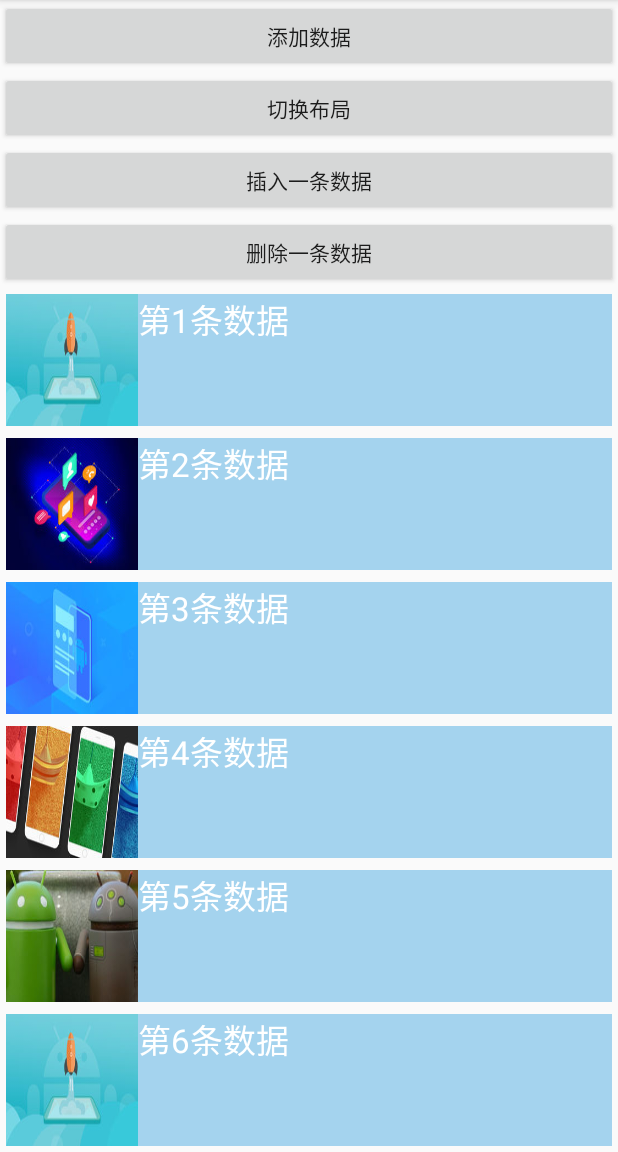
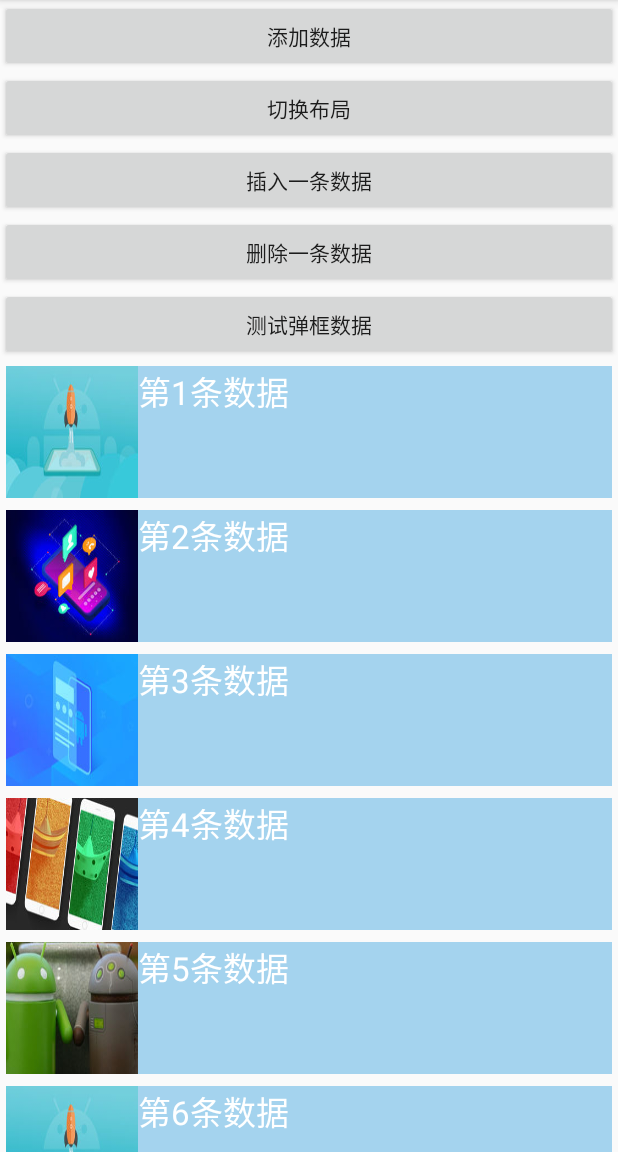
Before and after one commit to xuanyunst/learngit, an Android app: the screen it shows after launch (MainActivity), after a tap on "添加数据", on a phone screen of 412 x 824 dp, the part 84-1236 px from its top. Run offline under Robolectric (Android 15) with nearby library versions, the phone set to English and light mode, and no system bars.

Commit message:
新增测试按钮功能

```diff
--- a/ImoocRecyclerView/app/src/main/res/layout/activity_main.xml
+++ b/ImoocRecyclerView/app/src/main/res/layout/activity_main.xml
@@ -31,6 +31,12 @@
         android:text="删除一条数据"
         android:onClick="onRemoveDataClick"/>
 
+    <Button
+        android:layout_width="match_parent"
+        android:layout_height="wrap_content"
+        android:text="测试弹框数据"
+        android:onClick="onTestDataClick"/>
+
     <android.support.v7.widget.RecyclerView
         android:id="@+id/recycler_view"
         android:layout_width="match_parent"
```
